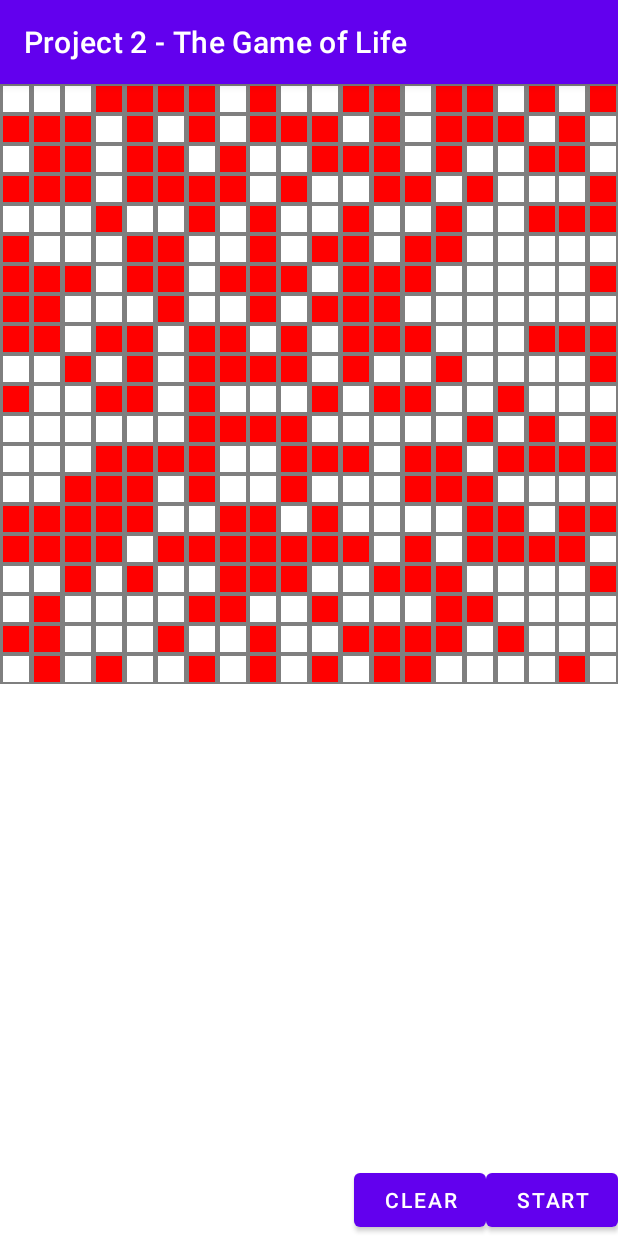
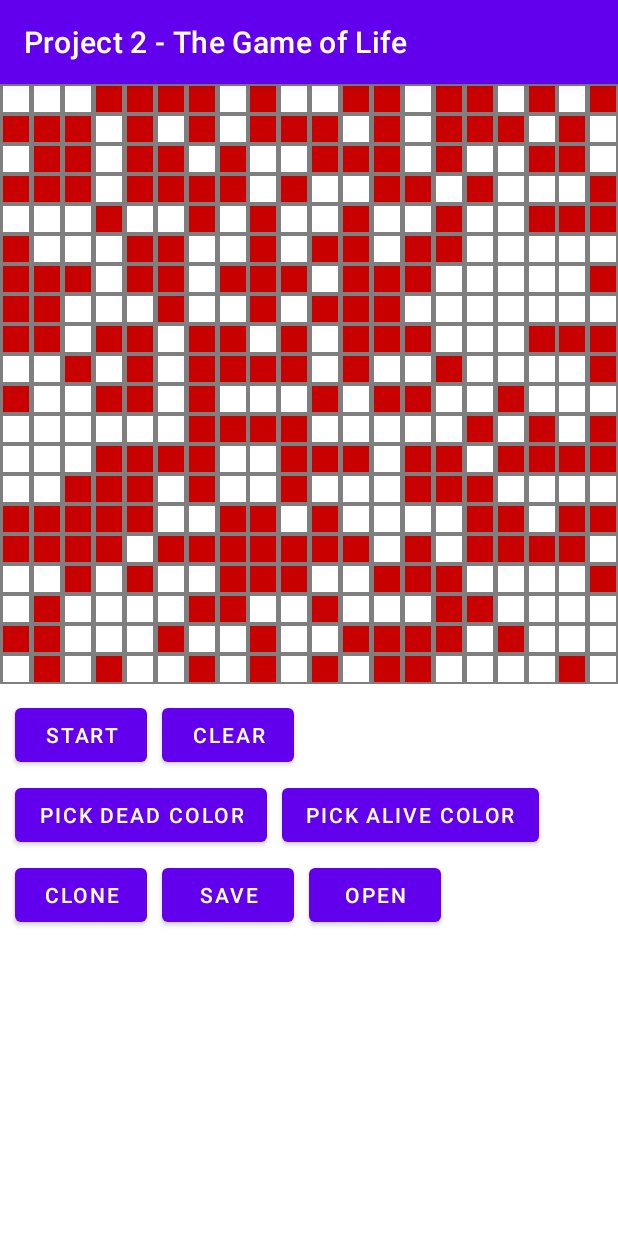
Before and after one commit to jakedruth/Project-2-The-Game-Of-Life, an Android app: the screen it shows after launch (MainActivity), on a phone screen of 412 x 824 dp. Run offline under Robolectric (Android 15) with nearby library versions, the phone set to English and light mode, and no system bars.

Commit message:
Implemented a color picker.
Took way longer than I thought it would take.. Oh well, I still learned a lot

```diff
--- a/app/src/main/java/com/example/project2_thegameoflife/MainActivity.kt
+++ b/app/src/main/java/com/example/project2_thegameoflife/MainActivity.kt
@@ -1,8 +1,5 @@
 package com.example.project2_thegameoflife
 
-import android.animation.AnimatorSet
-import android.animation.ObjectAnimator
-import android.animation.ValueAnimator
 import android.graphics.Color
 import android.os.Bundle
 import android.os.Handler
@@ -15,25 +12,35 @@ import android.widget.ImageView
 import androidx.appcompat.app.AppCompatActivity
 import androidx.recyclerview.widget.GridLayoutManager
 import androidx.recyclerview.widget.RecyclerView
-import java.util.*
+
 
 private const val TAG = "MainActivity"
 
-class MainActivity : AppCompatActivity() {
+private const val REQUEST_ALIVE_CELL_COLOR: Int = 0
+private const val REQUEST_DEAD_CELL_COLOR: Int = 1
+
+class MainActivity : AppCompatActivity(), ColorPickerDialog.Callbacks {
 
     private val gridViewModel: GridViewModel by lazy {
         return@lazy GridViewModel()
     }
 
     var cellDeadColor = Color.argb(255, 255, 255, 255)
-    var cellAliveColor = Color.argb(255, 255, 0, 0)
+    var cellAliveColor = Color.argb(255, 200, 0, 0)
     var isPlaying: Boolean = false
     var updateGridTimer: Long = 1000L
 
+    private lateinit var mainHandler: Handler
+    private lateinit var runnable: Runnable
+
     private lateinit var gameRecyclerView: RecyclerView
     private lateinit var startStopButton: Button
-    private lateinit var mainHandler: Handler
-    private lateinit var runnable: Runnable
+    private lateinit var clearButton: Button
+    private lateinit var pickDeadColorButton: Button
+    private lateinit var pickAliveColorButton: Button
+    private lateinit var cloneButton: Button
+    private lateinit var saveButton: Button
+    private lateinit var openButton: Button
 
     private var adapter: CellAdapter? = null
 
@@ -46,16 +53,29 @@ class MainActivity : AppCompatActivity() {
         val cols = 20
 
         gameRecyclerView = findViewById(R.id.game_recycler_view)
-        startStopButton = findViewById<Button>(R.id.button_next_generation)
-        mainHandler = Handler(Looper.getMainLooper())
+        startStopButton = findViewById(R.id.button_next_generation)
+        clearButton = findViewById(R.id.button_clear)
+        pickDeadColorButton = findViewById(R.id.button_dead_color)
+        pickAliveColorButton = findViewById(R.id.button_alive_color)
+        cloneButton = findViewById(R.id.button_clone)
+        saveButton = findViewById(R.id.button_save)
+        openButton = findViewById(R.id.button_open)
 
         startStopButton.setOnClickListener {
             toggleGameLoop()
         }
-        findViewById<Button>(R.id.button_clear).setOnClickListener {
+        clearButton.setOnClickListener {
             gridViewModel.clearGrid()
             gameRecyclerView.adapter?.notifyDataSetChanged()
         }
+        pickDeadColorButton.setOnClickListener {
+            ColorPickerDialog.newInstance(cellDeadColor, REQUEST_DEAD_CELL_COLOR).show(supportFragmentManager, ColorPickerDialog.TAG)
+        }
+        pickAliveColorButton.setOnClickListener {
+            ColorPickerDialog.newInstance(cellAliveColor, REQUEST_ALIVE_CELL_COLOR).show(supportFragmentManager, ColorPickerDialog.TAG)
+        }
+
+        mainHandler = Handler(Looper.getMainLooper())
 
         gridViewModel.createGrid(cols, rows)
         gameRecyclerView.layoutManager = GridLayoutManager(this, cols)
@@ -122,10 +142,6 @@ class MainActivity : AppCompatActivity() {
             cell.toggleIsAlive()
             bind(cell.getIsAlive())
         }
-
-        fun startAnimation() {
-            //image.animate().start()
-        }
     }
 
     inner class CellAdapter(var grid: Grid) : RecyclerView.Adapter<CellHolder>() {
@@ -146,4 +162,21 @@ class MainActivity : AppCompatActivity() {
             return gridViewModel.getGrid().size
         }
     }
+
+    override fun onColorSelected(color: Int, requestCode: Int) {
+
+        Log.d(TAG, "On color selected")
+
+        when (requestCode) {
+            REQUEST_DEAD_CELL_COLOR -> {
+                cellDeadColor = color
+            }
+            REQUEST_ALIVE_CELL_COLOR -> {
+                cellAliveColor = color
+            }
+            else -> return
+        }
+
+        updateUI(gridViewModel.getGrid())
+    }
 }
--- a/app/src/main/res/layout/activity_main.xml
+++ b/app/src/main/res/layout/activity_main.xml
@@ -22,16 +22,64 @@
         android:id="@+id/button_next_generation"
         android:layout_width="wrap_content"
         android:layout_height="wrap_content"
+        android:layout_marginStart="10dp"
+        android:layout_marginTop="10dp"
         android:text="@string/start"
-        app:layout_constraintBottom_toBottomOf="parent"
-        app:layout_constraintEnd_toEndOf="parent" />
+        app:layout_constraintStart_toStartOf="parent"
+        app:layout_constraintTop_toBottomOf="@+id/game_recycler_view" />
 
     <Button
         android:id="@+id/button_clear"
         android:layout_width="wrap_content"
         android:layout_height="wrap_content"
+        android:layout_marginStart="10dp"
         android:text="@string/clear"
-        app:layout_constraintBottom_toBottomOf="parent"
-        app:layout_constraintEnd_toStartOf="@+id/button_next_generation" />
+        app:layout_constraintStart_toEndOf="@+id/button_next_generation"
+        app:layout_constraintTop_toTopOf="@+id/button_next_generation" />
+
+    <Button
+        android:id="@+id/button_dead_color"
+        android:layout_width="wrap_content"
+        android:layout_height="wrap_content"
+        android:layout_marginTop="5dp"
+        android:text="@string/pick_dead_cell_color"
+        app:layout_constraintStart_toStartOf="@+id/button_next_generation"
+        app:layout_constraintTop_toBottomOf="@+id/button_next_generation" />
+
+    <Button
+        android:id="@+id/button_alive_color"
+        android:layout_width="wrap_content"
+        android:layout_height="wrap_content"
+        android:layout_marginStart="10dp"
+        android:text="@string/pick_alive_cell_color"
+        app:layout_constraintStart_toEndOf="@+id/button_dead_color"
+        app:layout_constraintTop_toTopOf="@+id/button_dead_color" />
+
+    <Button
+        android:id="@+id/button_clone"
+        android:layout_width="wrap_content"
+        android:layout_height="wrap_content"
+        android:layout_marginTop="5dp"
+        android:text="@string/clone"
+        app:layout_constraintStart_toStartOf="@+id/button_dead_color"
+        app:layout_constraintTop_toBottomOf="@+id/button_dead_color" />
+
+    <Button
+        android:id="@+id/button_save"
+        android:layout_width="wrap_content"
+        android:layout_height="wrap_content"
+        android:layout_marginStart="10dp"
+        android:text="@string/save"
+        app:layout_constraintStart_toEndOf="@+id/button_clone"
+        app:layout_constraintTop_toTopOf="@+id/button_clone" />
+
+    <Button
+        android:id="@+id/button_open"
+        android:layout_width="wrap_content"
+        android:layout_height="wrap_content"
+        android:layout_marginStart="10dp"
+        android:text="@string/open"
+        app:layout_constraintStart_toEndOf="@+id/button_save"
+        app:layout_constraintTop_toTopOf="@+id/button_save" />
 
 </androidx.constraintlayout.widget.ConstraintLayout>
--- a/app/src/main/res/values/strings.xml
+++ b/app/src/main/res/values/strings.xml
@@ -3,4 +3,13 @@
     <string name="start">Start</string>
     <string name="stop">Stop</string>
     <string name="clear">Clear</string>
+    <string name="pick_dead_cell_color">Pick Dead Color</string>
+    <string name="pick_alive_cell_color">Pick Alive Color</string>
+    <string name="clone">Clone</string>
+    <string name="save">Save</string>
+    <string name="open">Open</string>
+    <string name="color_r">R:</string>
+    <string name="color_g">G:</string>
+    <string name="color_b">B:</string>
+    <string name="hex_value">Hex Value:</string>
 </resources>
```
Also changed, not shown: app/src/main/java/com/example/project2_thegameoflife/ColorPickerDialog.kt (added, +221 -0 lines), app/src/main/res/layout/fragment_color_dialog.xml (added, +144 -0 lines).
